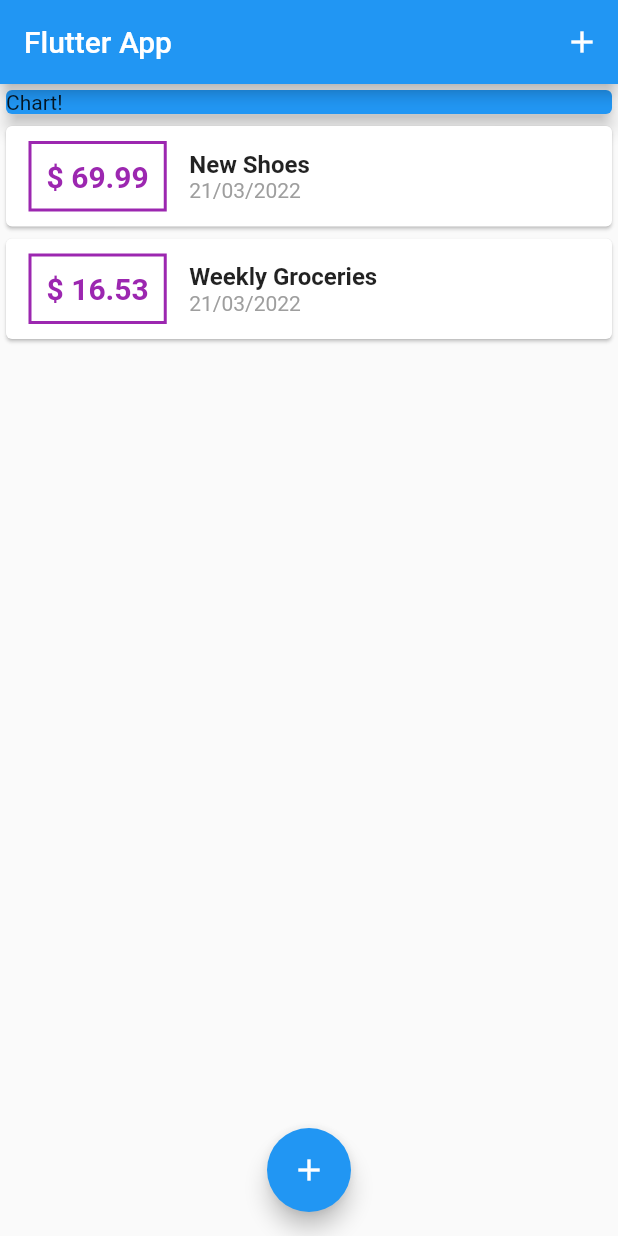
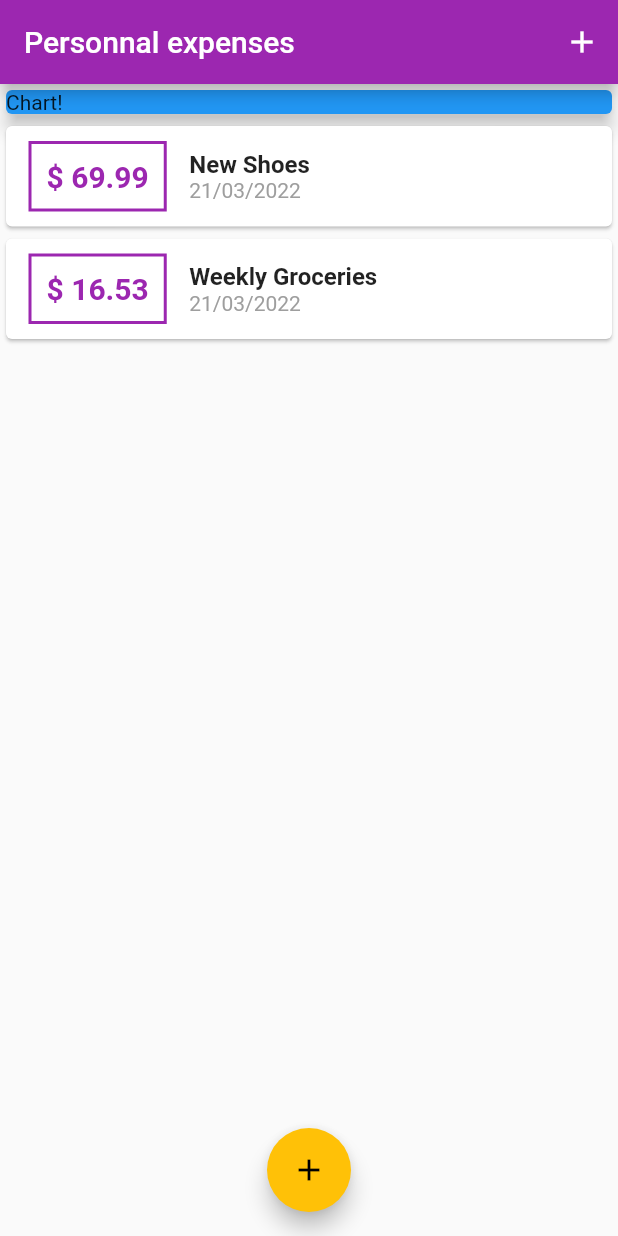
Before and after one commit to manucaputo/TEST_WID, a Flutter app: the screen it shows after launch, on a phone screen of 412 x 824 dp. Run offline on Flutter 3.47's test engine with Material 2 defaults, Android fonts, the phone set to English and light mode, and no system bars.

Commit message:
Chap 4 debut video 95

```diff
--- a/lib/main.dart
+++ b/lib/main.dart
@@ -3,7 +3,9 @@
 import 'package:test_widgets/widgets/transaction_list.dart';
 import './models/transaction.dart';
 
-void main() => runApp(MaterialApp(home: MyApp()));
+void main() => runApp(MaterialApp(
+      home: MyApp(),
+    ));
 
 class MyApp extends StatefulWidget {
   @override
@@ -52,9 +54,17 @@
   @override
   Widget build(BuildContext context) {
     return MaterialApp(
+
+        title: 'Personnal expenses ',
+        theme: ThemeData(
+          primarySwatch: Colors.purple,
+          accentColor: Colors.amber,
+        ),
+
         home: Scaffold(
+
           appBar: AppBar(
-        title: Text('Flutter App'),
+            title: Text('Personnal expenses'),
             actions: <Widget>[
               IconButton(
                 icon: Icon(Icons.add),
@@ -62,9 +72,9 @@
               )
             ],
           ),
+
           body: SingleChildScrollView(
             //MediaQuery methods in use
-
             child: Column(
               //mainAxisAlignment: MainAxisAlignment.spaceAround,
               crossAxisAlignment: CrossAxisAlignment.stretch,
@@ -83,7 +93,8 @@
               ],
             ),
           ),
-      floatingActionButtonLocation: FloatingActionButtonLocation.centerFloat,
+          floatingActionButtonLocation:
+              FloatingActionButtonLocation.centerFloat,
           floatingActionButton: FloatingActionButton(
             onPressed: () => _startAddNewTransaction(context),
             child: Icon(
--- a/lib/widgets/transaction_list.dart
+++ b/lib/widgets/transaction_list.dart
@@ -20,7 +20,7 @@ class TransactionList extends StatelessWidget {
                 margin: EdgeInsets.symmetric(vertical: 10, horizontal: 15),
                 decoration: BoxDecoration(
                     border: Border.all(
-                  color: Colors.purple,
+                  color: Theme.of(context).primaryColor,
                   width: 2,
                 )),
                 padding: EdgeInsets.all(10),
@@ -29,7 +29,7 @@ class TransactionList extends StatelessWidget {
                   style: TextStyle(
                     fontWeight: FontWeight.bold,
                     fontSize: 20,
-                    color: Colors.purple,
+                    color: Theme.of(context).primaryColor,
                   ),
                 )),
             Column(
```
Lines whose indentation alone changed are shown as unchanged.
